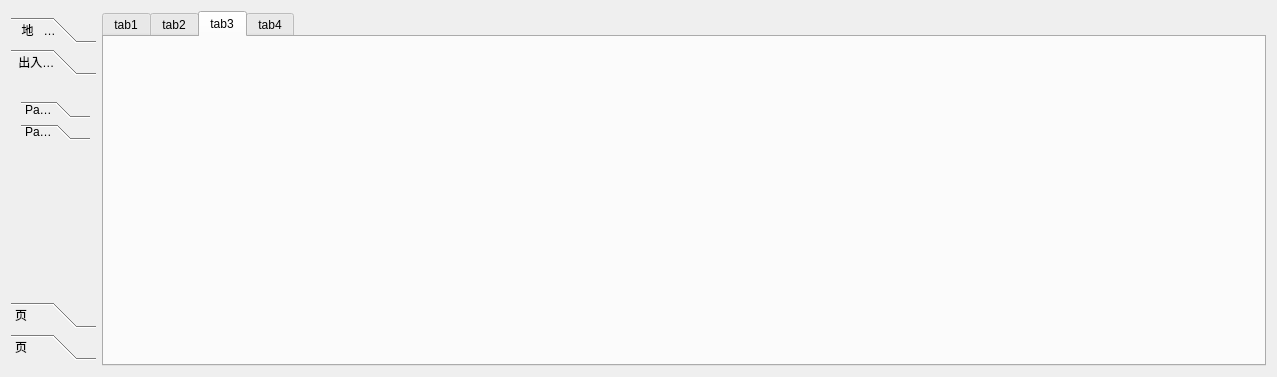
Qt form Deca/views/GraphicsWidget.ui (summerfll/wms) before a commit.
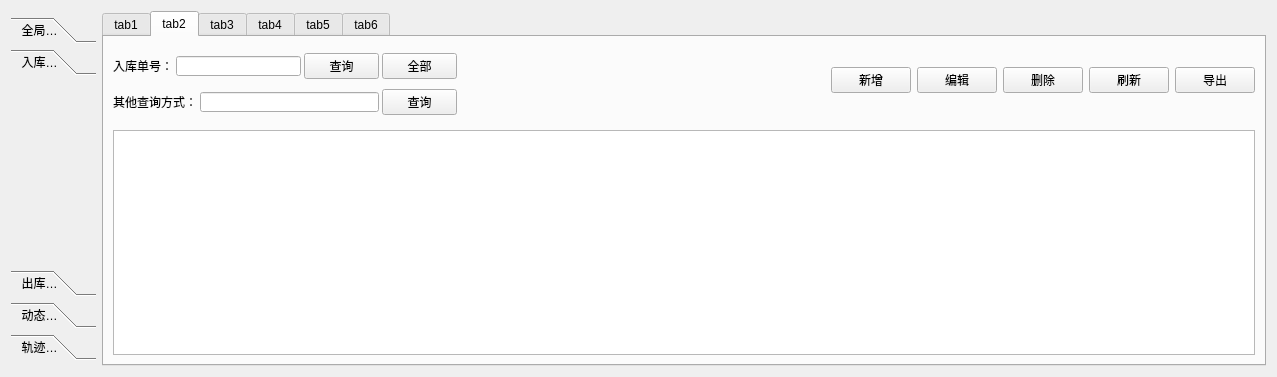
The same form after that commit. The open tabs and pages were chosen to show the change. Custom widgets are drawn as their Qt base class.

Commit message: add 入库

Diff of the .ui file:
```diff
--- a/Deca/views/GraphicsWidget.ui
+++ b/Deca/views/GraphicsWidget.ui
@@ -14,12 +14,169 @@
    <string>Form</string>
   </property>
   <layout class="QGridLayout" name="gridLayout_2">
+   <item row="0" column="0">
+    <widget class="QToolBox" name="toolBox">
+     <property name="minimumSize">
+      <size>
+       <width>85</width>
+       <height>343</height>
+      </size>
+     </property>
+     <property name="maximumSize">
+      <size>
+       <width>69</width>
+       <height>343</height>
+      </size>
+     </property>
+     <property name="currentIndex">
+      <number>0</number>
+     </property>
+     <widget class="QWidget" name="page">
+      <property name="geometry">
+       <rect>
+        <x>0</x>
+        <y>0</y>
+        <width>85</width>
+        <height>213</height>
+       </rect>
+      </property>
+      <attribute name="label">
+       <string>  全局地图</string>
+      </attribute>
+      <widget class="QWidget" name="layoutWidget">
+       <property name="geometry">
+        <rect>
+         <x>0</x>
+         <y>10</y>
+         <width>77</width>
+         <height>121</height>
+        </rect>
+       </property>
+       <layout class="QVBoxLayout" name="verticalLayout">
+        <item>
+         <widget class="QPushButton" name="pushButton">
+          <property name="text">
+           <string>Setting</string>
+          </property>
+         </widget>
+        </item>
+        <item>
+         <widget class="QPushButton" name="pushButton_2">
+          <property name="text">
+           <string>AnchorTable</string>
+          </property>
+         </widget>
+        </item>
+        <item>
+         <widget class="QPushButton" name="pushButton_3">
+          <property name="text">
+           <string>TagTable</string>
+          </property>
+         </widget>
+        </item>
+        <item>
+         <widget class="QPushButton" name="pushButton_5">
+          <property name="text">
+           <string>CloseAll</string>
+          </property>
+         </widget>
+        </item>
+       </layout>
+      </widget>
+     </widget>
+     <widget class="QWidget" name="page_2">
+      <property name="geometry">
+       <rect>
+        <x>0</x>
+        <y>0</y>
+        <width>85</width>
+        <height>213</height>
+       </rect>
+      </property>
+      <attribute name="label">
+       <string>  入库管理</string>
+      </attribute>
+     </widget>
+     <widget class="QWidget" name="page_3">
+      <property name="geometry">
+       <rect>
+        <x>0</x>
+        <y>0</y>
+        <width>85</width>
+        <height>213</height>
+       </rect>
+      </property>
+      <attribute name="label">
+       <string>  出库管理</string>
+      </attribute>
+     </widget>
+     <widget class="QWidget" name="page_4">
+      <property name="geometry">
+       <rect>
+        <x>0</x>
+        <y>0</y>
+        <width>85</width>
+        <height>213</height>
+       </rect>
+      </property>
+      <attribute name="label">
+       <string>  动态盘点</string>
+      </attribute>
+     </widget>
+     <widget class="QWidget" name="page_7">
+      <property name="geometry">
+       <rect>
+        <x>0</x>
+        <y>0</y>
+        <width>85</width>
+        <height>213</height>
+       </rect>
+      </property>
+      <attribute name="label">
+       <string>  轨迹跟踪</string>
+      </attribute>
+     </widget>
+    </widget>
+   </item>
    <item row="0" column="1">
     <widget class="QTabWidget" name="tabWidget">
+     <property name="maximumSize">
+      <size>
+       <width>12777215</width>
+       <height>16777215</height>
+      </size>
+     </property>
+     <property name="mouseTracking">
+      <bool>false</bool>
+     </property>
      <property name="currentIndex">
       <number>1</number>
      </property>
-     <widget class="QWidget" name="tab">
+     <property name="iconSize">
+      <size>
+       <width>16</width>
+       <height>16</height>
+      </size>
+     </property>
+     <property name="elideMode">
+      <enum>Qt::ElideNone</enum>
+     </property>
+     <property name="usesScrollButtons">
+      <bool>true</bool>
+     </property>
+     <property name="documentMode">
+      <bool>false</bool>
+     </property>
+     <property name="tabsClosable">
+      <bool>false</bool>
+     </property>
+     <property name="movable">
+      <bool>false</bool>
+     </property>
+     <property name="tabBarAutoHide">
+      <bool>true</bool>
+     </property>
+     <widget class="QWidget" name="tab1">
       <attribute name="title">
        <string>tab1</string>
       </attribute>
@@ -189,58 +346,208 @@
        <string>tab2</string>
       </attribute>
       <layout class="QGridLayout" name="gridLayout_3">
-       <item row="0" column="0">
-        <widget class="QTableView" name="tableView"/>
+       <item row="0" column="0" rowspan="3">
+        <layout class="QVBoxLayout" name="verticalLayout_2">
+         <property name="spacing">
+          <number>3</number>
+         </property>
+         <item>
+          <layout class="QHBoxLayout" name="horizontalLayout_3">
+           <item>
+            <widget class="QLabel" name="label">
+             <property name="maximumSize">
+              <size>
+               <width>60</width>
+               <height>16777215</height>
+              </size>
+             </property>
+             <property name="text">
+              <string>入库单号：</string>
+             </property>
+            </widget>
+           </item>
+           <item>
+            <widget class="QLineEdit" name="lineEdit">
+             <property name="maximumSize">
+              <size>
+               <width>134</width>
+               <height>20</height>
+              </size>
+             </property>
+            </widget>
+           </item>
+           <item>
+            <widget class="QPushButton" name="pushButton_7">
+             <property name="maximumSize">
+              <size>
+               <width>75</width>
+               <height>16777215</height>
+              </size>
+             </property>
+             <property name="text">
+              <string>查询</string>
+             </property>
+            </widget>
+           </item>
+           <item>
+            <widget class="QPushButton" name="pushButton_13">
+             <property name="maximumSize">
+              <size>
+               <width>75</width>
+               <height>16777215</height>
+              </size>
+             </property>
+             <property name="text">
+              <string>全部</string>
+             </property>
+            </widget>
+           </item>
+          </layout>
+         </item>
+         <item>
+          <layout class="QHBoxLayout" name="horizontalLayout_4">
+           <item>
+            <widget class="QLabel" name="label_2">
+             <property name="maximumSize">
+              <size>
+               <width>84</width>
+               <height>16777215</height>
+              </size>
+             </property>
+             <property name="text">
+              <string>其他查询方式：</string>
+             </property>
+            </widget>
+           </item>
+           <item>
+            <widget class="QLineEdit" name="lineEdit_2">
+             <property name="maximumSize">
+              <size>
+               <width>191</width>
+               <height>20</height>
+              </size>
+             </property>
+            </widget>
+           </item>
+           <item>
+            <widget class="QPushButton" name="pushButton_14">
+             <property name="maximumSize">
+              <size>
+               <width>75</width>
+               <height>16777215</height>
+              </size>
+             </property>
+             <property name="text">
+              <string>查询</string>
+             </property>
+            </widget>
+           </item>
+          </layout>
+         </item>
+        </layout>
        </item>
-       <item row="0" column="1">
-        <widget class="QPushButton" name="pushButton_4">
-         <property name="text">
-          <string>slect all</string>
+       <item row="0" column="3">
+        <spacer name="verticalSpacer_3">
+         <property name="orientation">
+          <enum>Qt::Vertical</enum>
          </property>
-        </widget>
+         <property name="sizeType">
+          <enum>QSizePolicy::Maximum</enum>
+         </property>
+         <property name="sizeHint" stdset="0">
+          <size>
+           <width>20</width>
+           <height>15</height>
+          </size>
+         </property>
+        </spacer>
+       </item>
+       <item row="1" column="2" colspan="2">
+        <layout class="QHBoxLayout" name="horizontalLayout_5">
+         <item>
+          <widget class="QPushButton" name="pushButton_8">
+           <property name="text">
+            <string>新增</string>
+           </property>
+          </widget>
+         </item>
+         <item>
+          <widget class="QPushButton" name="pushButton_11">
+           <property name="text">
+            <string>编辑</string>
+           </property>
+          </widget>
+         </item>
+         <item>
+          <widget class="QPushButton" name="pushButton_10">
+           <property name="text">
+            <string>删除</string>
+           </property>
+          </widget>
+         </item>
+         <item>
+          <widget class="QPushButton" name="pushButton_9">
+           <property name="text">
+            <string>刷新</string>
+           </property>
+          </widget>
+         </item>
+         <item>
+          <widget class="QPushButton" name="pushButton_12">
+           <property name="text">
+            <string>导出</string>
+           </property>
+          </widget>
+         </item>
+        </layout>
+       </item>
+       <item row="2" column="3">
+        <spacer name="verticalSpacer_2">
+         <property name="orientation">
+          <enum>Qt::Vertical</enum>
+         </property>
+         <property name="sizeType">
+          <enum>QSizePolicy::Maximum</enum>
+         </property>
+         <property name="sizeHint" stdset="0">
+          <size>
+           <width>20</width>
+           <height>25</height>
+          </size>
+         </property>
+        </spacer>
+       </item>
+       <item row="3" column="0" colspan="4">
+        <widget class="QTableView" name="tableView_2"/>
+       </item>
+       <item row="0" column="1" rowspan="2">
+        <spacer name="horizontalSpacer">
+         <property name="orientation">
+          <enum>Qt::Horizontal</enum>
+         </property>
+         <property name="sizeHint" stdset="0">
+          <size>
+           <width>362</width>
+           <height>46</height>
+          </size>
+         </property>
+        </spacer>
        </item>
       </layout>
      </widget>
-     <widget class="QWidget" name="tab_3">
-      <attribute name="title">
-       <string>tab3</string>
-      </attribute>
-     </widget>
      <widget class="QWidget" name="tab_4">
       <attribute name="title">
+       <string>tab3</string>
+      </attribute>
+     </widget>
+     <widget class="QWidget" name="tab_5">
+      <attribute name="title">
        <string>tab4</string>
       </attribute>
      </widget>
-    </widget>
-   </item>
-   <item row="0" column="0">
-    <widget class="QToolBox" name="toolBox">
-     <property name="minimumSize">
-      <size>
-       <width>85</width>
-       <height>343</height>
-      </size>
-     </property>
-     <property name="maximumSize">
-      <size>
-       <width>69</width>
-       <height>343</height>
-      </size>
-     </property>
-     <property name="currentIndex">
-      <number>0</number>
-     </property>
-     <widget class="QWidget" name="page">
-      <property name="geometry">
-       <rect>
-        <x>0</x>
-        <y>0</y>
-        <width>85</width>
-        <height>239</height>
-       </rect>
-      </property>
-      <attribute name="label">
-       <string>  地     图</string>
+     <widget class="QWidget" name="tab">
+      <attribute name="title">
+       <string>tab5</string>
       </attribute>
       <widget class="QWidget" name="">
        <property name="geometry">
@@ -276,100 +583,46 @@
        </layout>
       </widget>
      </widget>
-     <widget class="QWidget" name="page_2">
-      <property name="geometry">
-       <rect>
-        <x>0</x>
-        <y>0</y>
-        <width>85</width>
-        <height>239</height>
-       </rect>
-      </property>
-      <attribute name="label">
-       <string> 出入库管理</string>
+     <widget class="QWidget" name="tab_2">
+      <attribute name="title">
+       <string>tab6</string>
       </attribute>
-      <widget class="QToolBox" name="toolBox_2">
-       <property name="geometry">
-        <rect>
-         <x>10</x>
-         <y>20</y>
-         <width>69</width>
-         <height>61</height>
-        </rect>
-       </property>
-       <property name="currentIndex">
-        <number>1</number>
-       </property>
-       <widget class="QWidget" name="page_5">
-        <property name="geometry">
-         <rect>
-          <x>0</x>
-          <y>0</y>
-          <width>69</width>
-          <height>16</height>
-         </rect>
-        </property>
-        <attribute name="label">
-         <string>Page 1</string>
-        </attribute>
-       </widget>
-       <widget class="QWidget" name="page_6">
-        <property name="geometry">
-         <rect>
-          <x>0</x>
-          <y>0</y>
-          <width>69</width>
-          <height>17</height>
-         </rect>
-        </property>
-        <attribute name="label">
-         <string>Page 2</string>
-        </attribute>
-       </widget>
-      </widget>
-     </widget>
-     <widget class="QWidget" name="page_3">
-      <property name="geometry">
-       <rect>
-        <x>0</x>
-        <y>0</y>
-        <width>85</width>
-        <height>239</height>
-       </rect>
-      </property>
-      <attribute name="label">
-       <string>页</string>
-      </attribute>
-     </widget>
-     <widget class="QWidget" name="page_4">
-      <property name="geometry">
-       <rect>
-        <x>0</x>
-        <y>0</y>
-        <width>85</width>
-        <height>239</height>
-       </rect>
-      </property>
-      <attribute name="label">
-       <string>页</string>
-      </attribute>
+      <layout class="QHBoxLayout" name="horizontalLayout_2">
+       <item>
+        <widget class="QTableView" name="tableView"/>
+       </item>
+       <item>
+        <widget class="QPushButton" name="pushButton_6">
+         <property name="text">
+          <string>slect 2</string>
+         </property>
+        </widget>
+       </item>
+       <item>
+        <widget class="QPushButton" name="pushButton_4">
+         <property name="text">
+          <string>slect 1</string>
+         </property>
+        </widget>
+       </item>
+      </layout>
      </widget>
     </widget>
    </item>
   </layout>
  </widget>
  <customwidgets>
-  <customwidget>
-   <class>GraphicsView</class>
-   <extends>QGraphicsView</extends>
-   <header>GraphicsView.h</header>
-  </customwidget>
   <customwidget>
    <class>ViewSettingsWidget</class>
    <extends>QWidget</extends>
    <header>ViewSettingsWidget.h</header>
    <container>1</container>
   </customwidget>
+  <customwidget>
+   <class>GraphicsView</class>
+   <extends>QGraphicsView</extends>
+   <header>GraphicsView.h</header>
+  </customwidget>
  </customwidgets>
  <resources/>
  <connections>
```
Left out of the diff: 47 changed lines with no effect on the pictures. The commit also changes 10 other files.
